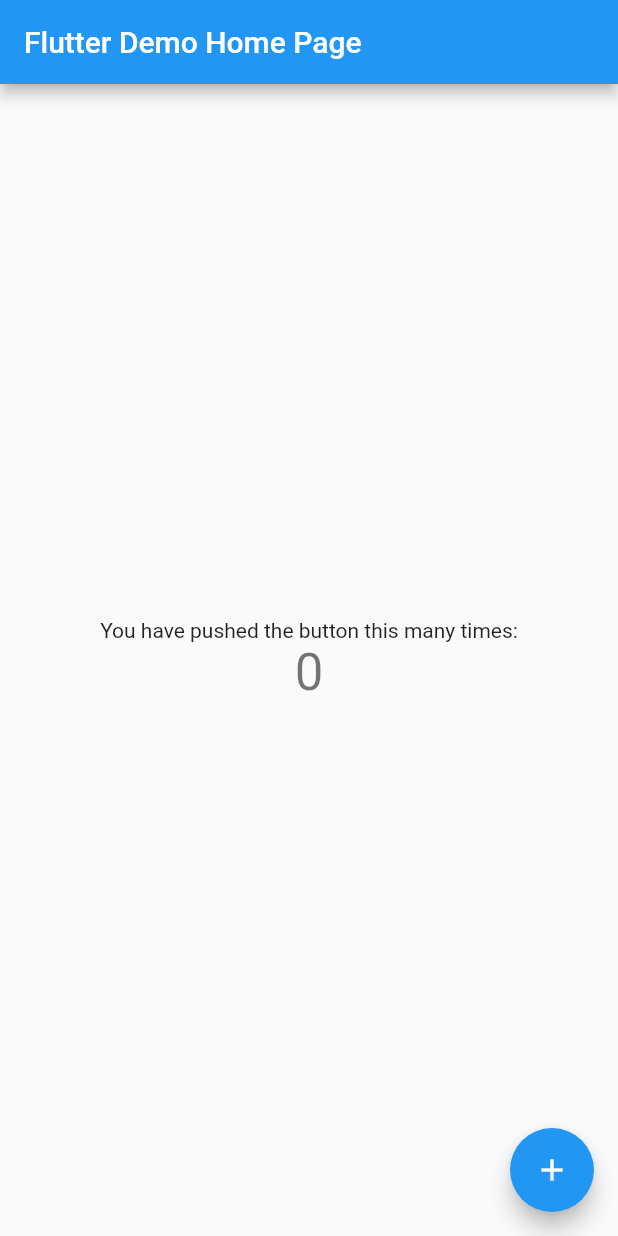
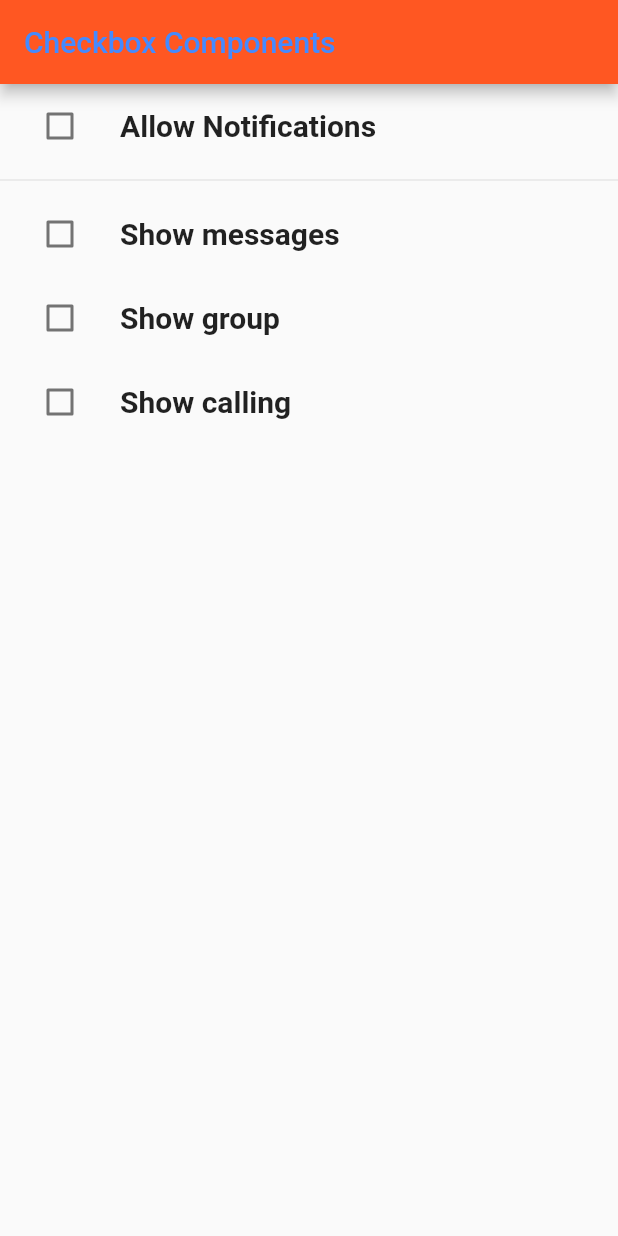
Before and after one commit to dev-phatnv/flutter-components, a Flutter app: the screen it shows after launch, on a phone screen of 412 x 824 dp. Run offline on Flutter 3.47's test engine with Material 2 defaults, Android fonts, the phone set to English and light mode, and no system bars.

Commit message:
add checkbox functions

```diff
--- /dev/null
+++ b/lib/components/checkbox.dart
@@ -0,0 +1,63 @@
+import 'package:flutter/material.dart';
+import 'package:flutterComponents/models/notification_setting.dart';
+
+class CheckboxWidget extends StatefulWidget {
+  @override
+  _CheckboxWidgetState createState() => _CheckboxWidgetState();
+}
+
+class _CheckboxWidgetState extends State<CheckboxWidget> {
+  bool value = false;
+  final allowNotifications = NotificationSetting(title: 'Allow Notifications');
+  final notifications = [
+    NotificationSetting(title: 'Show messages'),
+    NotificationSetting(title: 'Show group'),
+    NotificationSetting(title: 'Show calling'),
+  ];
+  @override
+  Widget build(BuildContext context) {
+    return Scaffold(
+      appBar: AppBar(
+        title: Text('Checkbox Components', style: TextStyle(color: Colors.blueAccent),),
+      ),
+      body: ListView(
+        children: [
+          buildToggleCheckbox(allowNotifications),
+          Divider(),
+          ...notifications.map(buildSingleCheckbox).toList()
+        ],
+      ),
+    );
+  }
+
+  Widget buildToggleCheckbox(NotificationSetting notification) => buildCheckbox(notification: notification, onClicked: () {
+    final newValue = !notification.value;
+    setState(() {
+      allowNotifications.value = newValue;
+      notifications.forEach((notification) {
+        notification.value = newValue;
+      });
+    });
+  });
+
+  Widget buildSingleCheckbox(NotificationSetting notification) => buildCheckbox(notification: notification, onClicked: () {
+    setState(() {
+      final newValue = !notification.value;
+      notification.value = newValue;
+      if (!newValue) {
+        allowNotifications.value = false;
+      } else {
+        final allow = notifications.every((notification) => notification.value);
+        allowNotifications.value = allow;
+      }
+    });
+  });
+
+  Widget buildCheckbox({@required NotificationSetting notification, @required VoidCallback onClicked}) {
+    return ListTile(
+      onTap: onClicked,
+      leading: Checkbox(value: notification.value, onChanged: (value) => onClicked()),
+      title: Text(notification.title, style: TextStyle(fontSize: 20, fontWeight: FontWeight.bold)),
+    );
+  }
+}
--- a/lib/main.dart
+++ b/lib/main.dart
@@ -1,117 +1,15 @@
 import 'package:flutter/material.dart';
+import 'package:flutterComponents/components/checkbox.dart';
 
 void main() {
   runApp(MyApp());
 }
 
 class MyApp extends StatelessWidget {
-  // This widget is the root of your application.
   @override
-  Widget build(BuildContext context) {
-    return MaterialApp(
-      title: 'Flutter Demo',
-      theme: ThemeData(
-        // This is the theme of your application.
-        //
-        // Try running your application with "flutter run". You'll see the
-        // application has a blue toolbar. Then, without quitting the app, try
-        // changing the primarySwatch below to Colors.green and then invoke
-        // "hot reload" (press "r" in the console where you ran "flutter run",
-        // or simply save your changes to "hot reload" in a Flutter IDE).
-        // Notice that the counter didn't reset back to zero; the application
-        // is not restarted.
-        primarySwatch: Colors.blue,
-        // This makes the visual density adapt to the platform that you run
-        // the app on. For desktop platforms, the controls will be smaller and
-        // closer together (more dense) than on mobile platforms.
-        visualDensity: VisualDensity.adaptivePlatformDensity,
-      ),
-      home: MyHomePage(title: 'Flutter Demo Home Page'),
-    );
-  }
+  Widget build(BuildContext context) => MaterialApp(
+        debugShowCheckedModeBanner: false,
+        theme: ThemeData(primaryColor: Colors.deepOrange),
+        home: CheckboxWidget(),
+      );
 }
-
-class MyHomePage extends StatefulWidget {
-  MyHomePage({Key key, this.title}) : super(key: key);
-
-  // This widget is the home page of your application. It is stateful, meaning
-  // that it has a State object (defined below) that contains fields that affect
-  // how it looks.
-
-  // This class is the configuration for the state. It holds the values (in this
-  // case the title) provided by the parent (in this case the App widget) and
-  // used by the build method of the State. Fields in a Widget subclass are
-  // always marked "final".
-
-  final String title;
-
-  @override
-  _MyHomePageState createState() => _MyHomePageState();
-}
-
-class _MyHomePageState extends State<MyHomePage> {
-  int _counter = 0;
-
-  void _incrementCounter() {
-    setState(() {
-      // This call to setState tells the Flutter framework that something has
-      // changed in this State, which causes it to rerun the build method below
-      // so that the display can reflect the updated values. If we changed
-      // _counter without calling setState(), then the build method would not be
-      // called again, and so nothing would appear to happen.
-      _counter++;
-    });
-  }
-
-  @override
-  Widget build(BuildContext context) {
-    // This method is rerun every time setState is called, for instance as done
-    // by the _incrementCounter method above.
-    //
-    // The Flutter framework has been optimized to make rerunning build methods
-    // fast, so that you can just rebuild anything that needs updating rather
-    // than having to individually change instances of widgets.
-    return Scaffold(
-      appBar: AppBar(
-        // Here we take the value from the MyHomePage object that was created by
-        // the App.build method, and use it to set our appbar title.
-        title: Text(widget.title),
-      ),
-      body: Center(
-        // Center is a layout widget. It takes a single child and positions it
-        // in the middle of the parent.
-        child: Column(
-          // Column is also a layout widget. It takes a list of children and
-          // arranges them vertically. By default, it sizes itself to fit its
-          // children horizontally, and tries to be as tall as its parent.
-          //
-          // Invoke "debug painting" (press "p" in the console, choose the
-          // "Toggle Debug Paint" action from the Flutter Inspector in Android
-          // Studio, or the "Toggle Debug Paint" command in Visual Studio Code)
-          // to see the wireframe for each widget.
-          //
-          // Column has various properties to control how it sizes itself and
-          // how it positions its children. Here we use mainAxisAlignment to
-          // center the children vertically; the main axis here is the vertical
-          // axis because Columns are vertical (the cross axis would be
-          // horizontal).
-          mainAxisAlignment: MainAxisAlignment.center,
-          children: <Widget>[
-            Text(
-              'You have pushed the button this many times:',
-            ),
-            Text(
-              '$_counter',
-              style: Theme.of(context).textTheme.headline4,
-            ),
-          ],
-        ),
-      ),
-      floatingActionButton: FloatingActionButton(
-        onPressed: _incrementCounter,
-        tooltip: 'Increment',
-        child: Icon(Icons.add),
-      ), // This trailing comma makes auto-formatting nicer for build methods.
-    );
-  }
-}
--- /dev/null
+++ b/lib/models/notification_setting.dart
@@ -0,0 +1,11 @@
+import 'package:flutter/material.dart';
+
+class NotificationSetting {
+  String title;
+  bool value;
+
+  NotificationSetting({
+    @required this.title,
+    this.value = false,
+  });
+}
--- a/logs/flutter_daemon.txt
+++ b/logs/flutter_daemon.txt
@@ -31,3 +31,14 @@ Thu Oct 15 2020 [18:47:18 GMT+0700 (Indochina Time)] Log file started
 [6:47:20 PM] [FlutterDaemon] [Info] <== [{"event":"daemon.logMessage","params":{"level":"status","message":"Starting device daemon..."}}]
 [6:47:20 PM] [FlutterDaemon] [Info] <== [{"id":"1","result":[{"id":"apple_ios_simulator","name":"iOS Simulator","category":"mobile","platformType":"ios"},{"id":"Pixel_2_API_27","name":"Pixel 2 API 27","category":"mobile","platformType":"android"},{"id":"Pixel_2_API_29","name":"Pixel 2 API 29","category":"mobile","platformType":"android"}]}]
 [6:47:23 PM] [FlutterDaemon] [Info] <== [{"id":"2","result":[null,null,null,null,null,null]}]
+[6:49:33 PM] [FlutterDaemon] [Info] ==> [{"id":"3","method":"daemon.getSupportedPlatforms","params":{"projectRoot":"/Users/admin/Projects/FlutterCourse/learn_flutter/flutter-components"}}]
+[6:49:33 PM] [FlutterDaemon] [Info] <== [{"id":"3","result":{"platforms":["ios","android"]}}]
+[6:49:33 PM] [FlutterDaemon] [Info] ==> [{"id":"4","method":"emulator.getEmulators"}]
+[6:49:33 PM] [FlutterDaemon] [Info] <== [{"id":"4","result":[{"id":"apple_ios_simulator","name":"iOS Simulator","category":"mobile","platformType":"ios"},{"id":"Pixel_2_API_27","name":"Pixel 2 API 27","category":"mobile","platformType":"android"},{"id":"Pixel_2_API_29","name":"Pixel 2 API 29","category":"mobile","platformType":"android"}]}]
+[6:49:35 PM] [FlutterDaemon] [Info] ==> [{"id":"5","method":"emulator.launch","params":{"emulatorId":"apple_ios_simulator"}}]
+[6:49:35 PM] [FlutterDaemon] [Info] <== [{"id":"5"}]
+[6:49:40 PM] [FlutterDaemon] [Info] <== [{"event":"device.added","params":{"id":"8E24E892-2DFC-4787-98D6-9158CE40FCA7","name":"iPhone 11 Pro Max","platform":"ios","emulator":true,"category":"mobile","platformType":"ios","ephemeral":true,"emulatorId":"apple_ios_simulator"}}]
+[6:49:40 PM] [FlutterDaemon] [Info] ==> [{"id":"6","method":"daemon.getSupportedPlatforms","params":{"projectRoot":"/Users/admin/Projects/FlutterCourse/learn_flutter/flutter-components"}}]
+[6:49:40 PM] [FlutterDaemon] [Info] <== [{"id":"6","result":{"platforms":["ios","android"]}}]
+[6:49:42 PM] [General] [Warn] Did not find session 2d7d208e-39fb-45d2-a016-a1fbd76346d1 to handle dart.progressStart. There were 0 sessions:
+[6:49:42 PM] [General] [Warn] Event will be queued and processed when the session start event fires
```
Also changed, not shown: 114 other files.
